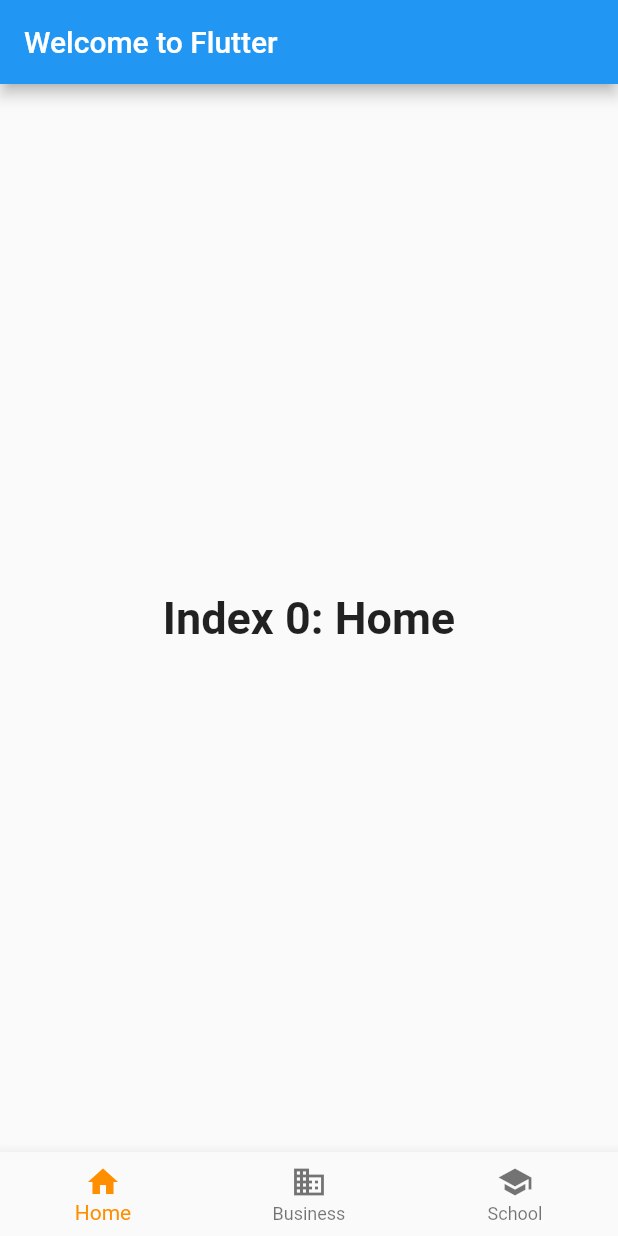
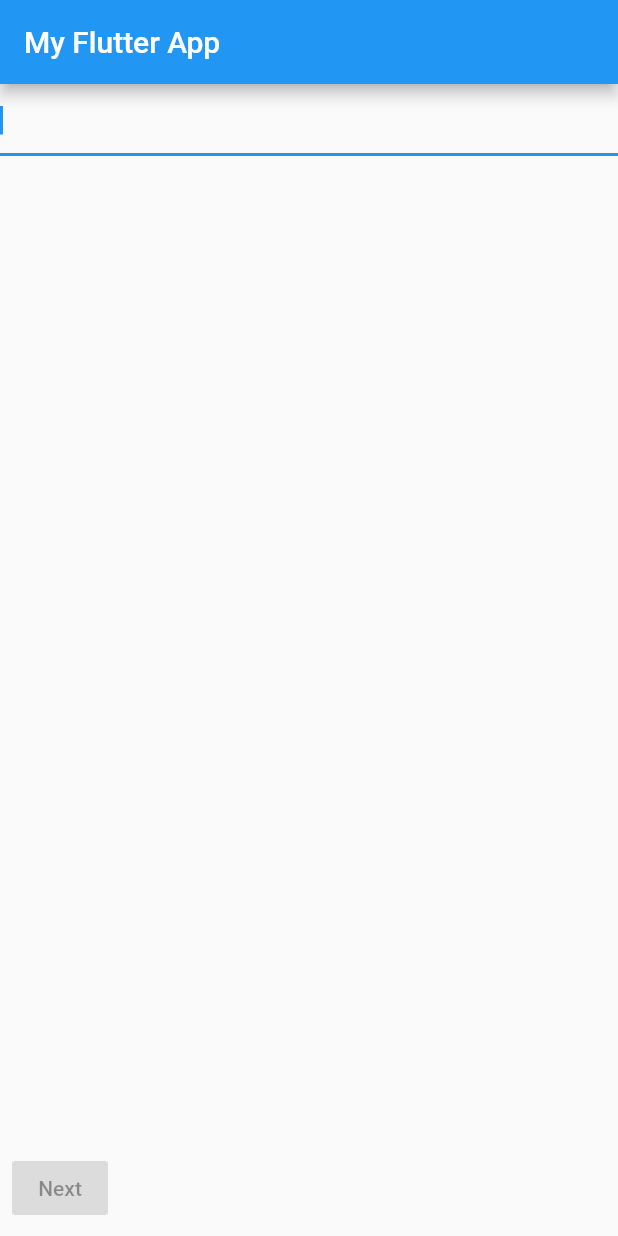
Before and after one commit to HariharanAyyasamy/FlutterApp, a Flutter app: the screen it shows after launch, on a phone screen of 412 x 824 dp. Run offline on Flutter 3.47's test engine with Material 2 defaults, Android fonts, the phone set to English and light mode, and no system bars.

Commit message:
Buttons added for new text note field

```diff
--- a/lib/main.dart
+++ b/lib/main.dart
@@ -1,86 +1,129 @@
 import 'dart:developer';
-//import 'dart:html';
-
 import 'package:flutter/material.dart';
 
-void main() => runApp(MyApp());
-
-int _selectedIndex = 0;
-const TextStyle optionStyle =
-    TextStyle(fontSize: 30, fontWeight: FontWeight.bold);
-
-class MyApp extends StatefulWidget {
-  @override
-  _MyAppState createState() => _MyAppState();
+void main()
+{
+  runApp(App());
 }
 
-class _MyAppState extends State<MyApp> {
+class App extends StatelessWidget
+{
   @override
   Widget build(BuildContext context) {
-    List<Widget> _widgetOptions = <Widget>[
-      Text(
-        'Index 0: Home',
-        style: optionStyle,
-      ),
-      Text(
-        'Index 1: Business',
-        style: optionStyle,
-      ),
-      ButtonBar(children: <Widget>[
-        Center(
-          child: FlatButton(
-              child: Text('Ok'),
-              color: Colors.blue,
-              onPressed: () => {
-                    setState(() {
-                      _selectedIndex = 0;
-                    })
-                  }),
-        ),
-      ]),
-    ];
-    void _onItemTapped(int index) {
-      log("tapped");
-      setState(() {
-        _selectedIndex = index;
+
+    return MaterialApp(
+
+        title: 'My Flutter App',
+
+        home: Home()
+
+    );
+  }
+}
+
+class Home extends StatefulWidget
+{
+  @override
+  State<StatefulWidget> createState()
+  {
+    return _HomeState();
+  }
+}
+
+const TextStyle optionStyle  = TextStyle(fontSize: 30, fontWeight: FontWeight.bold);
+
+List<Widget> noteList = [];
+
+// final myController = TextEditingController();
+
+
+buildRow()
+{
+    noteList.add(new TextField(
+      autofocus: true,
+    ));
+}
+
+class _HomeState extends State<Home>
+{
+  int _currentIndex = 0;
+
+  // List<Widget> _children = <Widget>
+  // [
+  //   Text(
+  //     'Index 0: Home',
+  //     style: optionStyle,
+  //   ),
+  //   Text(
+  //     'Index 1: Business',
+  //     style: optionStyle,
+  //   ),
+  //   Text(
+  //     'Index 2: School',
+  //     style: optionStyle,
+  //   ),
+  // ];
+
+  onTabTapped()
+  {
+    setState(()
+    {
+      log("onTabTapped");
+      buildRow();
     });
   }
 
-    return MaterialApp(
-      title: 'Welcome to Flutter',
-      home: Scaffold(
+  @override
+  Widget build(BuildContext context)
+  {
+    return Scaffold(
       appBar: AppBar(
-          title: const Text('Welcome to Flutter'),
+        title: Text('My Flutter App'),
       ),
-        body: Center(
-          child: _widgetOptions.elementAt(_selectedIndex),
-        ),
-        bottomNavigationBar: BottomNavigationBar(
-          items: const <BottomNavigationBarItem>[
-            BottomNavigationBarItem(
-              icon: Icon(Icons.home),
-              title: Text('Home'),
-            ),
-            BottomNavigationBarItem(
-              icon: Icon(Icons.business),
-              title: Text('Business'),
-            ),
-            BottomNavigationBarItem(
-              icon: Icon(Icons.school),
-              title: Text('School'),
+
+      body: Column(
+
+        mainAxisAlignment: MainAxisAlignment.spaceBetween,
+
+         children:
+         [
+           Column(children: noteList),
+
+           // Container(
+           //     // alignment: Alignment.center,
+           //     // height: 50,
+           //     child: new Column(children: noteList),
+           //
+           //     // child : TextField(
+           //     //
+           //     //   autofocus: true,
+           //     //   // controller: myController,
+           //     //
+           //     //  )
+           //     // child : Text('My Flutter App')
+           // ),
+
+            /*Bottom Options bar*/
+            Container(
+
+                alignment: Alignment.bottomLeft,
+                child: new ButtonBar(
+                  mainAxisSize: MainAxisSize.min, // this will take space as minimum as posible(to center)
+                  children: <Widget>
+                  [
+                    new RaisedButton(
+
+                      child: new Text('Next'),
+                      onPressed: onTabTapped(),
+
                     ),
                   ],
-          currentIndex: _selectedIndex,
-          selectedItemColor: Colors.amber[800],
-          onTap: _onItemTapped,
                 ),
+
+              ),
+         ],
+
       ),
     );
   }
-
-  // @override
-  // State<StatefulWidget> createState() {
-
-  //   throw UnimplementedError();
-  // }
 }
--- /dev/null
+++ b/lib/newBottomNavigationBar.dart
@@ -0,0 +1,95 @@
+import 'package:flutter/material.dart';
+
+void main()
+{
+  runApp(App());
+}
+
+class App extends StatelessWidget
+{
+  @override
+  Widget build(BuildContext context) {
+
+    return MaterialApp(
+
+        title: 'My Flutter App',
+
+        home: Home()
+
+    );
+  }
+}
+
+
+class Home extends StatefulWidget
+{
+  @override
+  State<StatefulWidget> createState()
+  {
+    return _HomeState();
+  }
+}
+
+const TextStyle optionStyle       = TextStyle(fontSize: 30, fontWeight: FontWeight.bold);
+
+class _HomeState extends State<Home>
+{
+  int _currentIndex = 0;
+
+  final List<Widget> _children = <Widget>[
+
+    Text(
+      'Index 0: Home',
+      style: optionStyle,
+    ),
+    Text(
+      'Index 1: Business',
+      style: optionStyle,
+    ),
+    Text(
+      'Index 2: School',
+      style: optionStyle,
+    ),
+  ];
+
+
+
+  void onTabTapped(int index) {
+    setState(() {
+      _currentIndex = index;
+    });
+  }
+
+  @override
+  Widget build(BuildContext context)
+  {
+    return Scaffold(
+      appBar: AppBar(
+        title: Text('My Flutter App'),
+      ),
+
+      body: _children[_currentIndex], // new
+
+      bottomNavigationBar: BottomNavigationBar
+        (
+
+          onTap: onTabTapped,
+          currentIndex: _currentIndex,
+
+          items:
+          [
+            BottomNavigationBarItem(icon: new Icon(Icons.home), title: new Text('Home'),
+            ),
+
+            BottomNavigationBarItem(icon: new Icon(Icons.mail), title: new Text('Messages'),
+            ),
+
+            BottomNavigationBarItem(icon: Icon(Icons.person), title: Text('Profile')
+            )
+
+          ],
+
+        ),
+    );
+  }
+}
```
Also changed, not shown: lib/sampleMain.dart (added, +189 -0 lines). Lines whose indentation alone changed are shown as unchanged.
